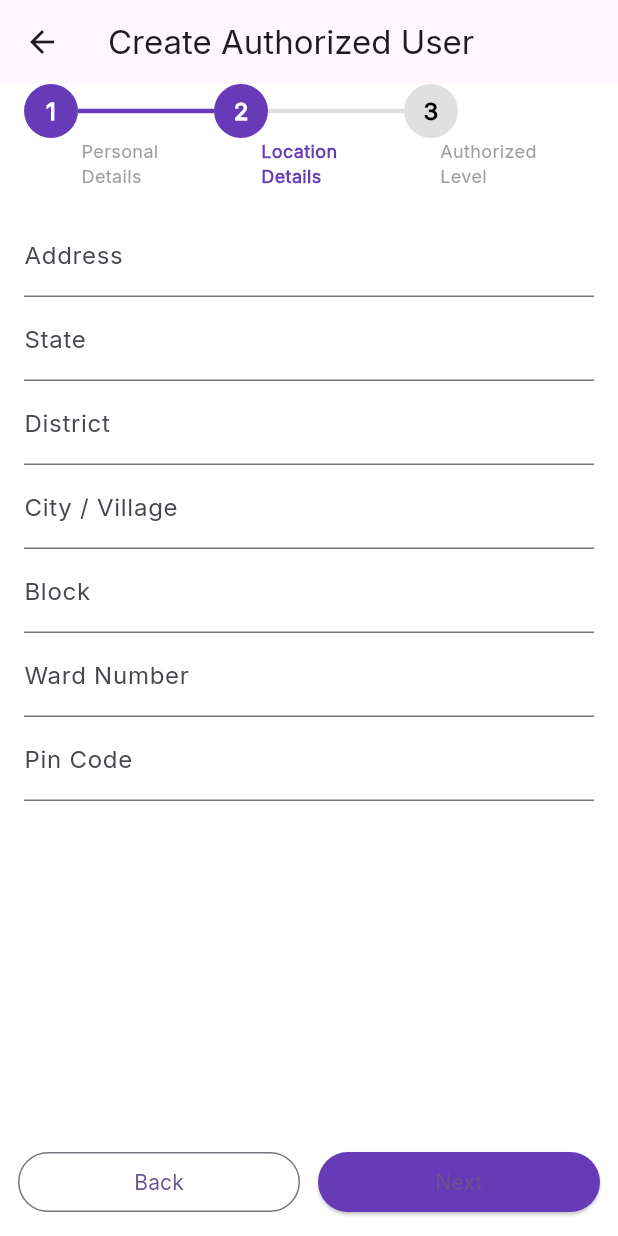
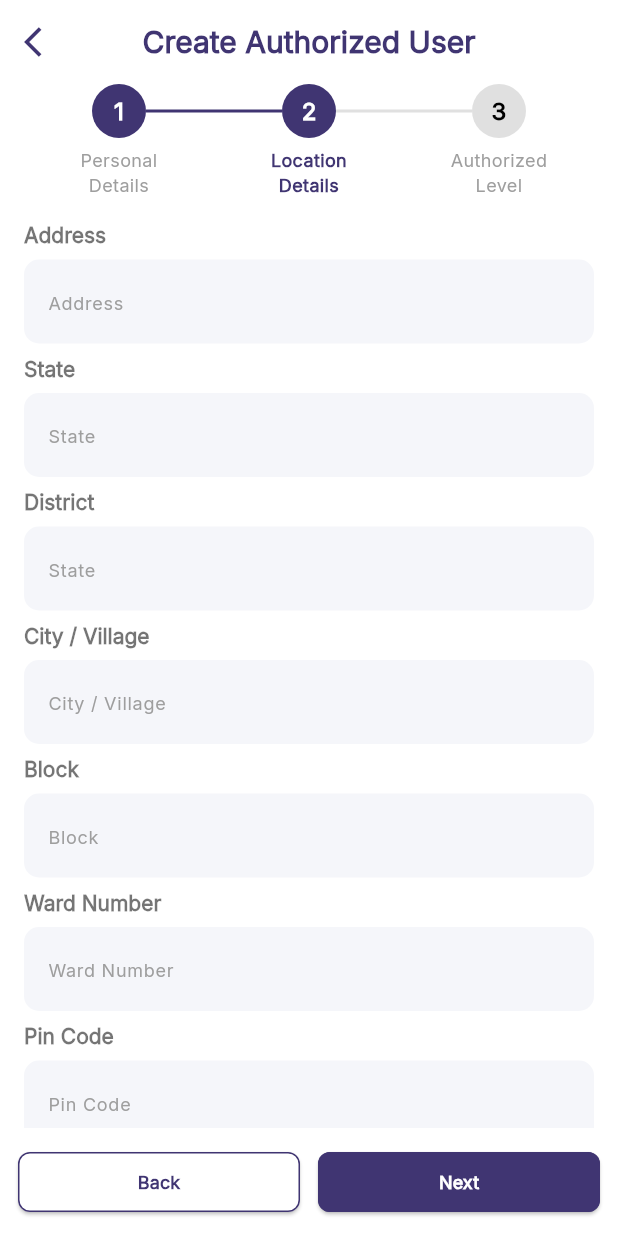
Before and after one commit to shail148/Admin-Janta-Sewa, a Flutter app: the CreateAuthorizedUserPage screen opened directly, after a tap on "Next", on a phone screen of 412 x 824 dp. Run offline on Flutter 3.47's test engine with Material 3 defaults, Android fonts, the light colour scheme and no system bars; our stand-ins replace carousel_slider, file_picker, fl_chart, flutter_svg, get, image_cropper and 1 more.

Commit message:
create authorized pages

```diff
--- a/lib/view/users/create_autorized_user.dart
+++ b/lib/view/users/create_autorized_user.dart
@@ -1,36 +1,108 @@
+import 'package:admin_jantasewa/widgets/colors.dart';
+import 'package:admin_jantasewa/widgets/custom_app_bar.dart';
+import 'package:admin_jantasewa/widgets/custom_button.dart';
+import 'package:admin_jantasewa/widgets/custom_drop_down.dart';
+import 'package:admin_jantasewa/widgets/file_upload.dart';
+import 'package:admin_jantasewa/widgets/label_text.dart';
+import 'package:admin_jantasewa/widgets/text_form_field.dart';
 import 'package:flutter/material.dart';
 import 'package:get/get.dart';
-import 'package:admin_jantasewa/controllers/auth/authorized_user_controller.dart';
 
-class CreateAuthorizedUserPage extends StatelessWidget {
-  final AuthorizedUserController controller = Get.put(
-    AuthorizedUserController(),
-  );
+class CreateAuthorizedUserPage extends StatefulWidget {
+  const CreateAuthorizedUserPage({super.key});
+
+  @override
+  State<CreateAuthorizedUserPage> createState() =>
+      _CreateAuthorizedUserPageState();
+}
+
+class _CreateAuthorizedUserPageState extends State<CreateAuthorizedUserPage> {
+  int currentStep = 0;
+
+  // Controllers for form fields
+  final TextEditingController nameController = TextEditingController();
+  final TextEditingController mobileController = TextEditingController();
+  final TextEditingController emailController = TextEditingController();
+  final TextEditingController genderController = TextEditingController();
+
+  final TextEditingController addressController = TextEditingController();
+  final TextEditingController stateController = TextEditingController();
+  final TextEditingController districtController = TextEditingController();
+  final TextEditingController cityController = TextEditingController();
+  final TextEditingController blockController = TextEditingController();
+  final TextEditingController wardController = TextEditingController();
+  final TextEditingController pincodeController = TextEditingController();
+
+  final TextEditingController postController = TextEditingController();
+  final TextEditingController levelController = TextEditingController();
+  String? orgType;
+
+  void nextStep() {
+    if (currentStep < 2) {
+      setState(() {
+        currentStep++;
+      });
+    } else {
+      _submitForm();
+    }
+  }
+
+  void previousStep() {
+    if (currentStep > 0) {
+      setState(() {
+        currentStep--;
+      });
+    }
+  }
+
+  void _submitForm() {
+    print("Name: ${nameController.text}");
+    print("Mobile: ${mobileController.text}");
+    print("Email: ${emailController.text}");
+    print("Gender: ${genderController.text}");
+    print("Address: ${addressController.text}");
+    print("Org Type: $orgType");
+    // yaha API call / backend submit karna hai
+  }
 
   @override
   Widget build(BuildContext context) {
     return Scaffold(
-      appBar: AppBar(title: Text("Create Authorized User")),
-      body: Obx(
-        () => Column(
-          // crossAxisAlignment: CrossAxisAlignment.center,
+      appBar: CustomTopAppBar(
+        title: 'Create Authorized User',
+        leftIcon: Icon(Icons.arrow_back_ios, color: AppColors.btnBgColor),
+        onLeftTap: () {
+          Get.back();
+        },
+      ),
+      body: Column(
         children: [
-            // ===== Stepper Indicator with Connecting Line =====
+          // ===== Stepper Indicator (Icons top, text below) =====
           Padding(
             padding: const EdgeInsets.symmetric(horizontal: 16),
             child: Row(
-                mainAxisAlignment: MainAxisAlignment.center,
               children: List.generate(3, (index) {
-                  bool isActive = controller.currentStep.value >= index;
+                bool isActive = currentStep >= index;
+
                 return Expanded(
-                    child: Row(
-                      mainAxisAlignment: MainAxisAlignment.spaceBetween,
+                  child: Column(
                     children: [
-                        // Circle Indicator
+                      Row(
+                        children: [
+                          Expanded(
+                            child: Container(
+                              height: 2,
+                              color: index == 0
+                                  ? Colors.transparent
+                                  : currentStep >= index
+                                  ? AppColors.primary
+                                  : Colors.grey.shade300,
+                            ),
+                          ),
                           CircleAvatar(
                             radius: 18,
                             backgroundColor: isActive
-                              ? Colors.deepPurple
+                                ? AppColors.primary
                                 : Colors.grey.shade300,
                             child: Text(
                               "${index + 1}",
@@ -40,15 +112,34 @@ class CreateAuthorizedUserPage extends StatelessWidget {
                               ),
                             ),
                           ),
-                        // Connecting line (except last)
-                        if (index != 2)
                           Expanded(
                             child: Container(
-                              height: 3,
-                              color: controller.currentStep.value > index
-                                  ? Colors.deepPurple
+                              height: 2,
+                              color: index == 2
+                                  ? Colors.transparent
+                                  : currentStep > index
+                                  ? AppColors.primary
                                   : Colors.grey.shade300,
-                              child: Text("Text"),
+                            ),
+                          ),
+                        ],
+                      ),
+                      const SizedBox(height: 6),
+                      Text(
+                        index == 0
+                            ? "Personal\nDetails"
+                            : index == 1
+                            ? "Location\nDetails"
+                            : "Authorized\nLevel",
+                        textAlign: TextAlign.center,
+                        style: TextStyle(
+                          fontSize: 12,
+                          fontWeight: currentStep == index
+                              ? FontWeight.bold
+                              : FontWeight.normal,
+                          color: currentStep == index
+                              ? AppColors.primary
+                              : Colors.grey,
                         ),
                       ),
                     ],
@@ -58,55 +149,35 @@ class CreateAuthorizedUserPage extends StatelessWidget {
             ),
           ),
 
-            // Step Titles
-            Padding(
-              padding: const EdgeInsets.symmetric(horizontal: 20),
-              child: Row(
-                mainAxisAlignment: MainAxisAlignment.spaceAround,
-                children: [
-                  _stepTitle("Personal\nDetails", 0),
-                  _stepTitle("Location\nDetails", 1),
-                  _stepTitle("Authorized\nLevel", 2),
-                ],
-              ),
-            ),
-
           // ===== Step Content =====
           Expanded(
             child: IndexedStack(
-                index: controller.currentStep.value,
+              index: currentStep,
               children: [_personalStep(), _locationStep(), _authorizedStep()],
             ),
           ),
 
-            // ===== Navigation Buttons =====
+          // ===== Buttons =====
           Padding(
             padding: const EdgeInsets.all(12.0),
             child: Row(
               children: [
-                  if (controller.currentStep.value > 0)
+                if (currentStep > 0)
                   Expanded(
-                      child: OutlinedButton(
-                        onPressed: controller.previousStep,
-                        child: Text("Back"),
+                    child: CustomButton(
+                      backgroundColor: Colors.white,
+                      textColor: AppColors.primary,
+                      textSize: 12,
+                      onPressed: previousStep,
+                      text: "Back",
                     ),
                   ),
-                  if (controller.currentStep.value > 0) SizedBox(width: 12),
+                if (currentStep > 0) const SizedBox(width: 12),
                 Expanded(
-                    child: ElevatedButton(
-                      style: ElevatedButton.styleFrom(
-                        backgroundColor: Colors.deepPurple,
-                      ),
-                      onPressed: () {
-                        if (controller.currentStep.value < 2) {
-                          controller.nextStep();
-                        } else {
-                          controller.submit();
-                        }
-                      },
-                      child: Text(
-                        controller.currentStep.value < 2 ? "Next" : "Submit",
-                      ),
+                  child: CustomButton(
+                    onPressed: nextStep,
+                    text: currentStep < 2 ? "Next" : "Submit",
+                    textSize: 12,
                   ),
                 ),
               ],
@@ -114,77 +185,105 @@ class CreateAuthorizedUserPage extends StatelessWidget {
           ),
         ],
       ),
-      ),
     );
   }
 
-  // === Step Title Widget ===
-  Widget _stepTitle(String title, int index) {
-    final controller = Get.find<AuthorizedUserController>();
-    return Text(
-      title,
-      style: TextStyle(
-        fontSize: 12,
-        fontWeight: controller.currentStep.value == index
-            ? FontWeight.bold
-            : FontWeight.normal,
-        color: controller.currentStep.value == index
-            ? Colors.deepPurple
-            : Colors.grey,
+  // ===== Step 1: Personal Details =====
+  Widget _personalStep() {
+    return ListView(
+      padding: const EdgeInsets.symmetric(horizontal: 16),
+      children: [
+        CustomLabelText(text: "Name"),
+        CustomTextFormField(hintText: "Name", controller: nameController),
+        CustomLabelText(text: "Mobile"),
+        CustomTextFormField(hintText: "Mobile", controller: mobileController),
+        CustomLabelText(text: "Email"),
+        CustomTextFormField(hintText: "Email", controller: emailController),
+        CustomLabelText(text: "Date of Birth"),
+        CustomTextFormField(
+          hintText: "Date of Birth",
+          controller: nameController,
         ),
+        CustomLabelText(text: "Gender"),
+        CustomTextFormField(hintText: "Gender", controller: genderController),
+        CustomLabelText(text: "Upload Profile Photo"),
+        SizedBox(height: 8),
+        CustomFileUpload(),
+      ],
     );
   }
 
-  // === Step 1 - Personal ===
-  Widget _personalStep() {
-    return Padding(
-      padding: const EdgeInsets.all(16.0),
-      child: ListView(
+  // ===== Step 2: Location Details =====
+  Widget _locationStep() {
+    return ListView(
+      padding: const EdgeInsets.all(16),
       children: [
-          TextField(decoration: InputDecoration(labelText: "Name")),
-          TextField(decoration: InputDecoration(labelText: "Mobile")),
-          TextField(decoration: InputDecoration(labelText: "Email")),
-          TextField(decoration: InputDecoration(labelText: "Gender")),
+        CustomLabelText(text: "Address"),
+        CustomTextFormField(hintText: "Address", controller: addressController),
+        CustomLabelText(text: "State"),
+        CustomTextFormField(hintText: "State", controller: stateController),
+
+        CustomLabelText(text: "District"),
+        CustomTextFormField(hintText: "State", controller: districtController),
+        CustomLabelText(text: "City / Village"),
+        CustomTextFormField(
+          hintText: "City / Village",
+          controller: cityController,
+        ),
+        CustomLabelText(text: "Block"),
+        CustomTextFormField(hintText: "Block", controller: blockController),
+        CustomLabelText(text: "Ward Number"),
+        CustomTextFormField(
+          hintText: "Ward Number",
+          controller: wardController,
+        ),
+        CustomLabelText(text: "Pin Code"),
+        CustomTextFormField(
+          hintText: "Pin Code",
+          controller: pincodeController,
+        ),
       ],
-      ),
     );
   }
 
-  // === Step 2 - Location ===
-  Widget _locationStep() {
-    return Padding(
-      padding: const EdgeInsets.all(16.0),
-      child: ListView(
+  // ===== Step 3: Authorized Level =====
+  String? postValue;
+  String? forwardedLevel;
+  final List<String> roles = ["Gram Sachiv", "Ward Member", "Pradhan", "MLA"];
+  Widget _authorizedStep() {
+    return ListView(
+      padding: const EdgeInsets.all(16),
       children: [
-          TextField(decoration: InputDecoration(labelText: "Address")),
-          TextField(decoration: InputDecoration(labelText: "State")),
-          TextField(decoration: InputDecoration(labelText: "District")),
-          TextField(decoration: InputDecoration(labelText: "City / Village")),
-          TextField(decoration: InputDecoration(labelText: "Block")),
-          TextField(decoration: InputDecoration(labelText: "Ward Number")),
-          TextField(decoration: InputDecoration(labelText: "Pin Code")),
-        ],
+        CustomLabelText(text: "Post"),
+        CustomDropdown(
+          items: roles,
+          selectedValue: postValue,
+          hintText: "Select Post",
+          onChanged: (val) {
+            setState(() {
+              postValue = val;
+              int index = roles.indexOf(val!);
+              if (index != -1 && index < roles.length - 1) {
+                forwardedLevel = roles[index + 1];
+              } else {
+                forwardedLevel = null; // last value case
+              }
+            });
+          },
         ),
-    );
-  }
-
-  // === Step 3 - Authorized ===
-  Widget _authorizedStep() {
-    return Padding(
-      padding: const EdgeInsets.all(16.0),
-      child: ListView(
-        children: [
-          TextField(decoration: InputDecoration(labelText: "Post")),
-          TextField(decoration: InputDecoration(labelText: "Current Level")),
-          DropdownButtonFormField<String>(
-            decoration: InputDecoration(labelText: "Type of Organisation"),
-            items: ["MLA", "Pradhan", "Ward Member", "Gram Sachiv"]
-                .map((type) => DropdownMenuItem(value: type, child: Text(type)))
-                .toList(),
-            onChanged: (value) {},
+        const SizedBox(height: 8),
+        CustomLabelText(text: "Forwarded Level"),
+        CustomDropdown(
+          items: roles,
+          selectedValue: forwardedLevel,
+          hintText: "Select Type of Organisation",
+          onChanged: (val) {
+            setState(() {
+              forwardedLevel = val;
+            });
+          },
         ),
       ],
-      ),
     );
   }
 }
```
Lines whose indentation alone changed are shown as unchanged.
